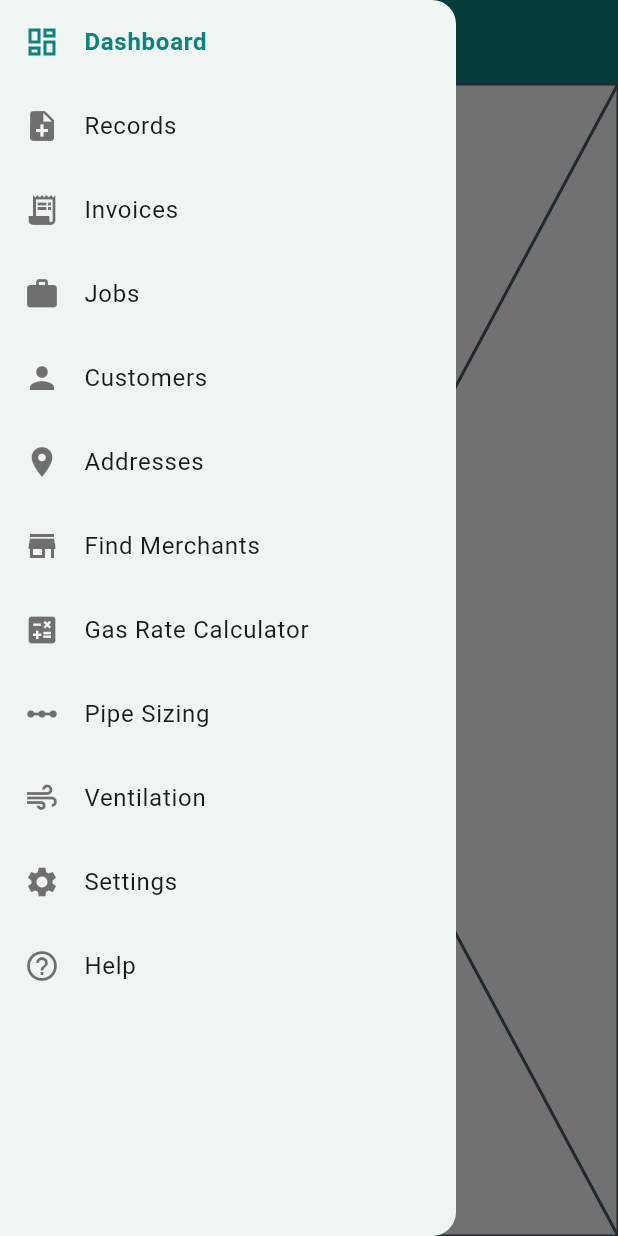
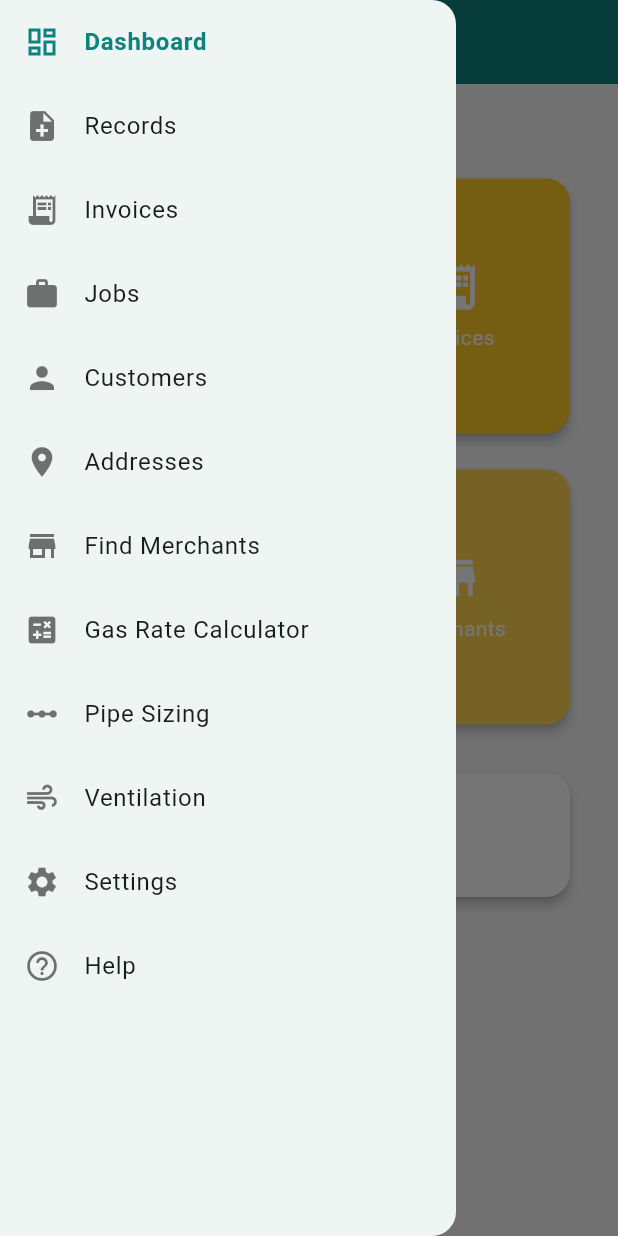
Before and after one commit to masesas/gas-man-app, a Flutter app: the screen it shows after launch, with the side drawer open, on a phone screen of 412 x 824 dp. Run offline on Flutter 3.47's test engine with Material 3 defaults, Android fonts, the phone set to English and light mode, and no system bars.

Commit message:
19-10-2025 | fix navigation_shell.dart, fix initial test widget

```diff
--- a/lib/src/navigation/navigation_shell.dart
+++ b/lib/src/navigation/navigation_shell.dart
@@ -1,5 +1,14 @@
 import 'package:flutter/material.dart';
 import 'package:gas_man_app/src/theme/app_colors.dart';
+import 'package:gas_man_app/src/ui/address/address_screen.dart';
+import 'package:gas_man_app/src/ui/customer/customer_screen.dart';
+import 'package:gas_man_app/src/ui/dashboard/dashboard_screen.dart';
+import 'package:gas_man_app/src/ui/gas_pipe_sizing/gas_pipe_sizing_screen.dart';
+import 'package:gas_man_app/src/ui/gas_rate_calculator/gas_rate_calculator_screen.dart';
+import 'package:gas_man_app/src/ui/help/help_screen.dart';
+import 'package:gas_man_app/src/ui/job/job_screen.dart';
+import 'package:gas_man_app/src/ui/record/record_screen.dart';
+import 'package:gas_man_app/src/ui/settings/settings_screen.dart';
 
 class NavigationShell extends StatefulWidget {
   const NavigationShell({super.key});
@@ -26,18 +35,18 @@ class _NavigationShellState extends State<NavigationShell> {
     'Help',
   ];
   final List<Widget> pages = const [
-    Placeholder(), // Dashboard (Part 2)
-    Placeholder(), // Records (Part 2)
+    DashboardScreen(), // Dashboard (Part 2)
+    RecordsScreen(), // Records (Part 2)
     Placeholder(), // Invoices (Part 2)
-    Placeholder(), // Jobs (Part 2)
-    Placeholder(), // Customers (Part 2)
-    Placeholder(), // Addresses (Part 2)
-    Placeholder(), // Find Merchants (Part 4)
-    Placeholder(), // Gas Rate (Part 3)
-    Placeholder(), // Pipe Sizing (Part 3)
+    JobsScreen(), // Jobs (Part 2)
+    CustomersScreen(), // Customers (Part 2)
+    AddressesScreen(), // Addresses (Part 2)
+    FindMerchantsScreen(), // Find Merchants (Part 4)
+    GasRateCalculatorScreen(), // Gas Rate (Part 3)
+    GasPipeSizingScreen(), // Pipe Sizing (Part 3)
     Placeholder(), // Ventilation (Part 3)
-    Placeholder(), // Settings (Part 4)
-    Placeholder(), // Help (Part 4)
+    SettingsScreen(), // Settings (Part 4)
+    HelpScreen(), // Help (Part 4)
   ];
 
   @override
```
Also changed, not shown: 1 other file.
